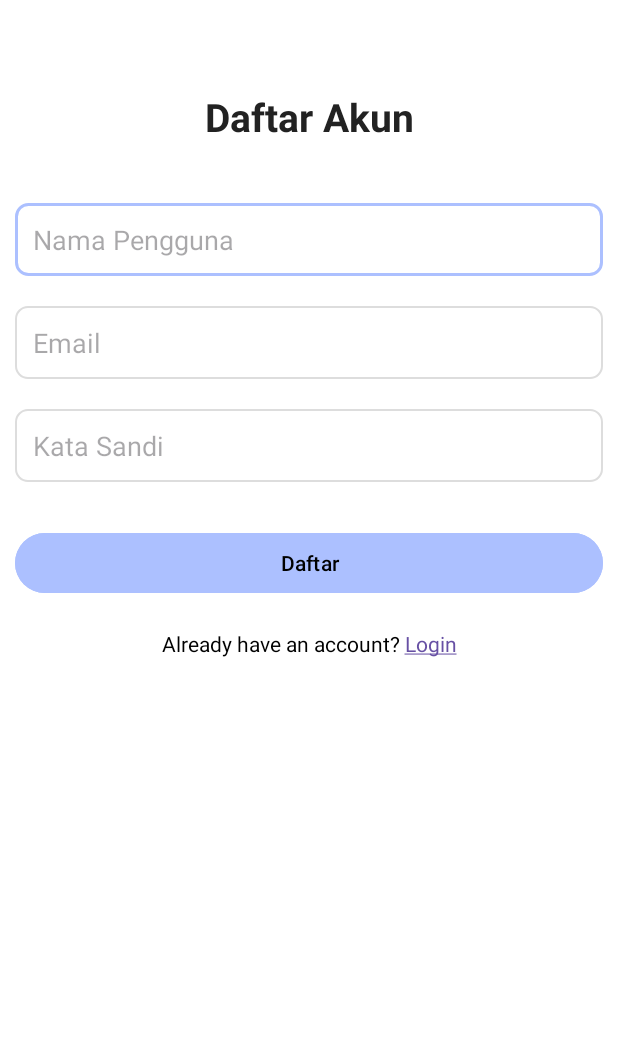
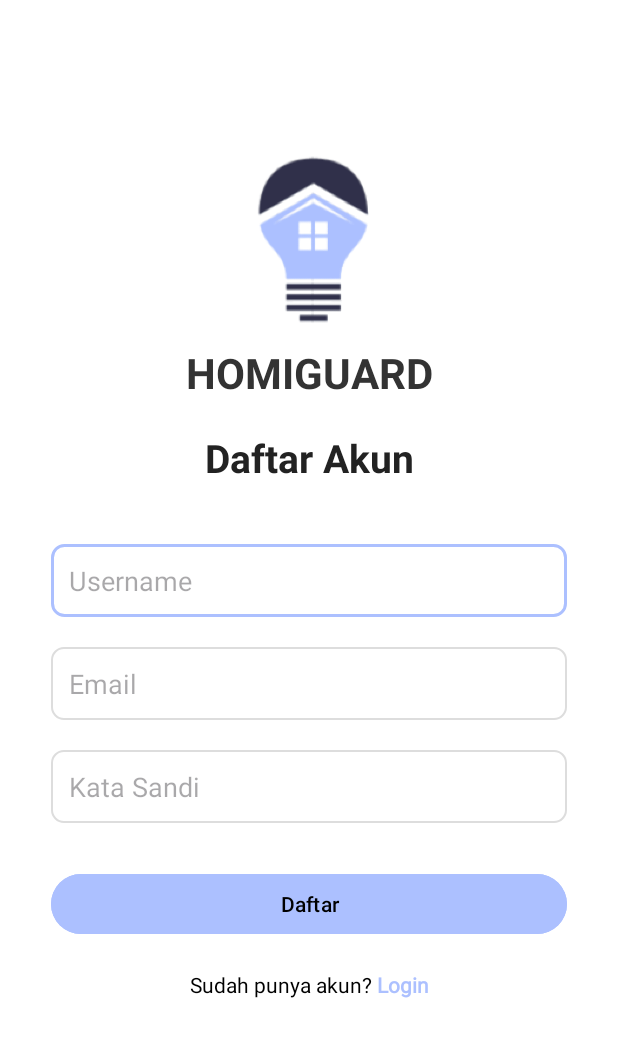
Before and after one commit to jaelynnKhonrad/HomiGuard, an Android app: the RegisterActivity screen opened directly, with no data from a screen before it, after a tap on "Daftar", on a phone screen of 412 x 824 dp. Shown: the top 1037 px of the screen. Run offline under Robolectric (Android 15) with nearby library versions, the phone set to English and light mode, and no system bars; our stand-ins replace Firebase (no records; nobody signed in at launch, a user with empty details on screens opened directly).

Commit message:
commit #2 update login & register

```diff
--- a/app/src/main/java/edu/uph/m23si1/homiguard/RegisterActivity.java
+++ b/app/src/main/java/edu/uph/m23si1/homiguard/RegisterActivity.java
@@ -1,9 +1,12 @@
 package edu.uph.m23si1.homiguard;
 
 import android.content.Intent;
+import android.graphics.Color;
 import android.os.Bundle;
 import android.text.SpannableString;
 import android.text.Spanned;
+import android.text.TextPaint;
+import android.text.TextUtils;
 import android.text.method.LinkMovementMethod;
 import android.text.style.ClickableSpan;
 import android.view.View;
@@ -12,16 +15,14 @@ import android.widget.EditText;
 import android.widget.TextView;
 import android.widget.Toast;
 
-import androidx.activity.EdgeToEdge;
 import androidx.annotation.NonNull;
 import androidx.appcompat.app.AppCompatActivity;
-import androidx.core.graphics.Insets;
-import androidx.core.view.ViewCompat;
-import androidx.core.view.WindowInsetsCompat;
 
+import com.google.android.gms.tasks.OnCompleteListener;
 import com.google.android.gms.tasks.Task;
 import com.google.firebase.auth.AuthResult;
 import com.google.firebase.auth.FirebaseAuth;
+import com.google.firebase.firestore.DocumentReference;
 import com.google.firebase.firestore.FirebaseFirestore;
 
 import java.util.HashMap;
@@ -29,102 +30,108 @@ import java.util.Map;
 
 public class RegisterActivity extends AppCompatActivity {
 
-    EditText edtUsername, edtEmail, edtPassword;
+    EditText edtEmail, edtPassword, edtUsername;
     Button btnRegister;
     TextView tvLogin;
-    private FirebaseAuth mAuth;
-    private FirebaseFirestore db;
+    FirebaseAuth auth;
+    FirebaseFirestore firestore;
 
     @Override
     protected void onCreate(Bundle savedInstanceState) {
         super.onCreate(savedInstanceState);
-        EdgeToEdge.enable(this);
         setContentView(R.layout.activity_register);
 
-        ViewCompat.setOnApplyWindowInsetsListener(findViewById(R.id.main), (v, insets) -> {
-            Insets systemBars = insets.getInsets(WindowInsetsCompat.Type.systemBars());
-            v.setPadding(systemBars.left, systemBars.top, systemBars.right, systemBars.bottom);
-            return insets;
-        });
-
-        edtUsername = findViewById(R.id.edtUsername);
+        // 🔹 Inisialisasi komponen
         edtEmail = findViewById(R.id.edtEmail);
         edtPassword = findViewById(R.id.edtPassword);
+        edtUsername = findViewById(R.id.edtUsername);
         btnRegister = findViewById(R.id.btnRegister);
         tvLogin = findViewById(R.id.tvLogin);
 
-        mAuth = FirebaseAuth.getInstance();
-        db = FirebaseFirestore.getInstance();
+        // 🔹 Inisialisasi Firebase
+        auth = FirebaseAuth.getInstance();
+        firestore = FirebaseFirestore.getInstance();
 
-        // 🔹 Buat text "Already have an account? Login" tapi hanya "Login" yang bisa diklik
-        String text = "Already have an account? Login";
+        // 🔹 Event klik tombol register
+        btnRegister.setOnClickListener(v -> {
+            String email = edtEmail.getText().toString().trim();
+            String password = edtPassword.getText().toString();
+            String username = edtUsername.getText().toString().trim();
+
+            if (TextUtils.isEmpty(email) || TextUtils.isEmpty(password) || TextUtils.isEmpty(username)) {
+                Toast.makeText(RegisterActivity.this, "Semua field harus diisi", Toast.LENGTH_SHORT).show();
+            } else {
+                registerUser(email, password, username);
+            }
+        });
+
+        // 🔹 Event klik “Login”
+        setupLoginText();
+    }
+
+    private void setupLoginText() {
+        String text = "Sudah punya akun? Login";
         SpannableString ss = new SpannableString(text);
+        int start = text.indexOf("Login");
+        int end = start + "Login".length();
 
         ClickableSpan clickableSpan = new ClickableSpan() {
             @Override
-            public void onClick(@NonNull View widget) {
+            public void onClick(@NonNull View view) {
                 toLogin();
+            }
+
+            @Override
+            public void updateDrawState(@NonNull TextPaint ds) {
+                super.updateDrawState(ds);
+                ds.setColor(Color.parseColor("#ACC0FF")); // 💙 warna biru lembut
+                ds.setUnderlineText(false);
+                ds.setFakeBoldText(true);
             }
         };
 
-        // indeks kata "Login" di string
-        int start = text.indexOf("Login");
-        int end = start + "Login".length();
         ss.setSpan(clickableSpan, start, end, Spanned.SPAN_EXCLUSIVE_EXCLUSIVE);
-
         tvLogin.setText(ss);
         tvLogin.setMovementMethod(LinkMovementMethod.getInstance());
-        tvLogin.setHighlightColor(0); // biar ga ada efek biru pas diklik
-
-        // 🔹 Tombol Register
-        btnRegister.setOnClickListener(v -> {
-            String username = edtUsername.getText().toString().trim();
-            String email = edtEmail.getText().toString().trim();
-            String password = edtPassword.getText().toString().trim();
-
-            if (username.isEmpty() || email.isEmpty() || password.isEmpty()) {
-                Toast.makeText(this, "Semua field harus diisi", Toast.LENGTH_SHORT).show();
-                return;
-            }
-
-            if (password.length() < 8) {
-                Toast.makeText(this, "Password minimal 8 karakter", Toast.LENGTH_SHORT).show();
-                return;
-            }
-
-            register(username, email, password);
-        });
+        tvLogin.setHighlightColor(Color.TRANSPARENT);
     }
 
-    private void register(String username, String email, String password) {
-        mAuth.createUserWithEmailAndPassword(email, password)
-                .addOnCompleteListener(this, (Task<AuthResult> task) -> {
-                    if (task.isSuccessful()) {
-                        Map<String, Object> user = new HashMap<>();
-                        user.put("username", username);
-                        user.put("email", email);
+    private void registerUser(String email, String password, String username) {
+        auth.createUserWithEmailAndPassword(email, password)
+                .addOnCompleteListener(this, new OnCompleteListener<AuthResult>() {
+                    @Override
+                    public void onComplete(@NonNull Task<AuthResult> task) {
+                        if (task.isSuccessful()) {
+                            saveUserData(email, username);
+                        } else {
+                            Toast.makeText(RegisterActivity.this,
+                                    "Registrasi gagal: " + task.getException().getMessage(),
+                                    Toast.LENGTH_SHORT).show();
+                        }
+                    }
+                });
+    }
 
-                        db.collection("users")
-                                .add(user)
-                                .addOnSuccessListener(doc -> {
-                                    Toast.makeText(RegisterActivity.this, "Registrasi Berhasil", Toast.LENGTH_SHORT).show();
-                                    startActivity(new Intent(RegisterActivity.this, LoginActivity.class));
-                                    finish();
-                                })
-                                .addOnFailureListener(e ->
-                                        Toast.makeText(RegisterActivity.this, "Gagal simpan ke Firestore", Toast.LENGTH_SHORT).show()
-                                );
+    private void saveUserData(String email, String username) {
+        String userId = auth.getCurrentUser().getUid();
+        Map<String, Object> userMap = new HashMap<>();
+        userMap.put("email", email);
+        userMap.put("username", username);
 
-                    } else {
-                        Toast.makeText(RegisterActivity.this,
-                                "Gagal Register: " + task.getException().getMessage(),
-                                Toast.LENGTH_SHORT).show();
-                    }
+        firestore.collection("User_HomiGuard")
+                .add(userMap)
+                .addOnSuccessListener(documentReference -> {
+                    Toast.makeText(RegisterActivity.this, "Registrasi berhasil!", Toast.LENGTH_SHORT).show();
+                    toLogin();
+                })
+                .addOnFailureListener(e -> {
+                    Toast.makeText(RegisterActivity.this, "Gagal menyimpan data: " + e.getMessage(), Toast.LENGTH_SHORT).show();
                 });
     }
 
     private void toLogin() {
         Intent intent = new Intent(this, LoginActivity.class);
         startActivity(intent);
+        finish();
     }
 }
--- a/app/src/main/res/layout/activity_register.xml
+++ b/app/src/main/res/layout/activity_register.xml
@@ -9,6 +9,33 @@
     android:background="#FFFFFF"
     tools:context=".RegisterActivity">
 
+    <ImageView
+        android:id="@+id/logoImage"
+        android:layout_width="0dp"
+        android:layout_height="0dp"
+        android:layout_marginTop="60dp"
+        android:src="@drawable/logo"
+        android:contentDescription="Logo"
+        app:layout_constraintWidth_percent="0.4"
+        app:layout_constraintDimensionRatio="1:1"
+        app:layout_constraintTop_toTopOf="parent"
+        app:layout_constraintStart_toStartOf="parent"
+        app:layout_constraintEnd_toEndOf="parent" />
+
+    <!-- Judul -->
+    <TextView
+        android:id="@+id/homiguard"
+        android:layout_width="wrap_content"
+        android:layout_height="wrap_content"
+        android:text="HOMIGUARD"
+        android:textSize="28sp"
+        android:textStyle="bold"
+        android:textColor="#333333"
+        android:fontFamily=""
+        app:layout_constraintTop_toBottomOf="@id/logoImage"
+        app:layout_constraintStart_toStartOf="parent"
+        app:layout_constraintEnd_toEndOf="parent" />
+
     <!-- Judul Halaman -->
     <TextView
         android:id="@+id/tvTitle"
@@ -18,17 +45,17 @@
         android:textSize="26sp"
         android:textStyle="bold"
         android:textColor="#222222"
-        app:layout_constraintTop_toTopOf="parent"
+        app:layout_constraintTop_toBottomOf="@+id/homiguard"
         app:layout_constraintStart_toStartOf="parent"
         app:layout_constraintEnd_toEndOf="parent"
-        android:layout_marginTop="60dp" />
+        android:layout_marginTop="20dp" />
 
     <!-- Input Username -->
     <EditText
         android:id="@+id/edtUsername"
         android:layout_width="0dp"
         android:layout_height="wrap_content"
-        android:hint="Nama Pengguna"
+        android:hint="Username"
         android:inputType="textPersonName"
         android:padding="12dp"
         android:background="@drawable/form_bg"
```
Also changed, not shown: app/src/main/java/edu/uph/m23si1/homiguard/LoginActivity.java (+48 -36 lines), app/src/main/res/layout/activity_login.xml (line endings or trailing spaces), 1 other file.
